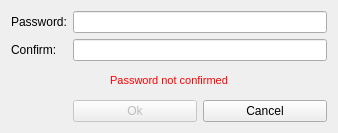
ConcealNetwork/conceal-desktop, file src/gui/ui/newpassworddialog.ui: the form before one commit.
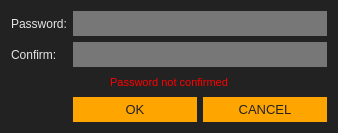
The form after the commit.

What changed in the file:
```diff
--- a/src/gui/ui/newpassworddialog.ui
+++ b/src/gui/ui/newpassworddialog.ui
@@ -19,14 +19,33 @@
   <property name="windowTitle">
    <string>Enter password</string>
   </property>
+  <property name="styleSheet">
+   <string notr="true">background-color: #222; color: #e5e5e5;
+border: 0px;</string>
+  </property>
   <layout class="QGridLayout" name="gridLayout">
    <item row="3" column="1">
     <widget class="QPushButton" name="m_okButton">
      <property name="enabled">
       <bool>false</bool>
      </property>
+     <property name="minimumSize">
+      <size>
+       <width>0</width>
+       <height>25</height>
+      </size>
+     </property>
+     <property name="font">
+      <font>
+       <family>Arial</family>
+       <pointsize>10</pointsize>
+      </font>
+     </property>
+     <property name="styleSheet">
+      <string notr="true">color: #222; border-radius: 0px; border: 0px solid; background-color: orange;</string>
+     </property>
      <property name="text">
-      <string>Ok</string>
+      <string>OK</string>
      </property>
      <property name="default">
       <bool>true</bool>
@@ -35,8 +54,23 @@
    </item>
    <item row="3" column="2">
     <widget class="QPushButton" name="m_cancelButton">
+     <property name="minimumSize">
+      <size>
+       <width>0</width>
+       <height>25</height>
+      </size>
+     </property>
+     <property name="font">
+      <font>
+       <family>Arial</family>
+       <pointsize>10</pointsize>
+      </font>
+     </property>
+     <property name="styleSheet">
+      <string notr="true">color: #222; border-radius: 0px; border: 0px solid; background-color: orange;</string>
+     </property>
      <property name="text">
-      <string>Cancel</string>
+      <string>CANCEL</string>
      </property>
     </widget>
    </item>
@@ -48,6 +82,18 @@
        <verstretch>0</verstretch>
       </sizepolicy>
      </property>
+     <property name="minimumSize">
+      <size>
+       <width>0</width>
+       <height>25</height>
+      </size>
+     </property>
+     <property name="font">
+      <font>
+       <family>Arial</family>
+       <pointsize>9</pointsize>
+      </font>
+     </property>
      <property name="text">
       <string>Password:</string>
      </property>
@@ -61,6 +107,21 @@
        <verstretch>0</verstretch>
       </sizepolicy>
      </property>
+     <property name="minimumSize">
+      <size>
+       <width>0</width>
+       <height>25</height>
+      </size>
+     </property>
+     <property name="font">
+      <font>
+       <family>Arial</family>
+       <pointsize>9</pointsize>
+      </font>
+     </property>
+     <property name="styleSheet">
+      <string notr="true">background-color: #777;</string>
+     </property>
      <property name="echoMode">
       <enum>QLineEdit::Password</enum>
      </property>
@@ -68,6 +129,21 @@
    </item>
    <item row="1" column="1" colspan="2">
     <widget class="QLineEdit" name="m_passwordConfirmationEdit">
+     <property name="minimumSize">
+      <size>
+       <width>0</width>
+       <height>25</height>
+      </size>
+     </property>
+     <property name="font">
+      <font>
+       <family>Arial</family>
+       <pointsize>9</pointsize>
+      </font>
+     </property>
+     <property name="styleSheet">
+      <string notr="true">background-color: #777;</string>
+     </property>
      <property name="echoMode">
       <enum>QLineEdit::Password</enum>
      </property>
@@ -81,6 +157,18 @@
        <verstretch>0</verstretch>
       </sizepolicy>
      </property>
+     <property name="minimumSize">
+      <size>
+       <width>0</width>
+       <height>25</height>
+      </size>
+     </property>
+     <property name="font">
+      <font>
+       <family>Arial</family>
+       <pointsize>9</pointsize>
+      </font>
+     </property>
      <property name="text">
       <string>Confirm:</string>
      </property>
```
